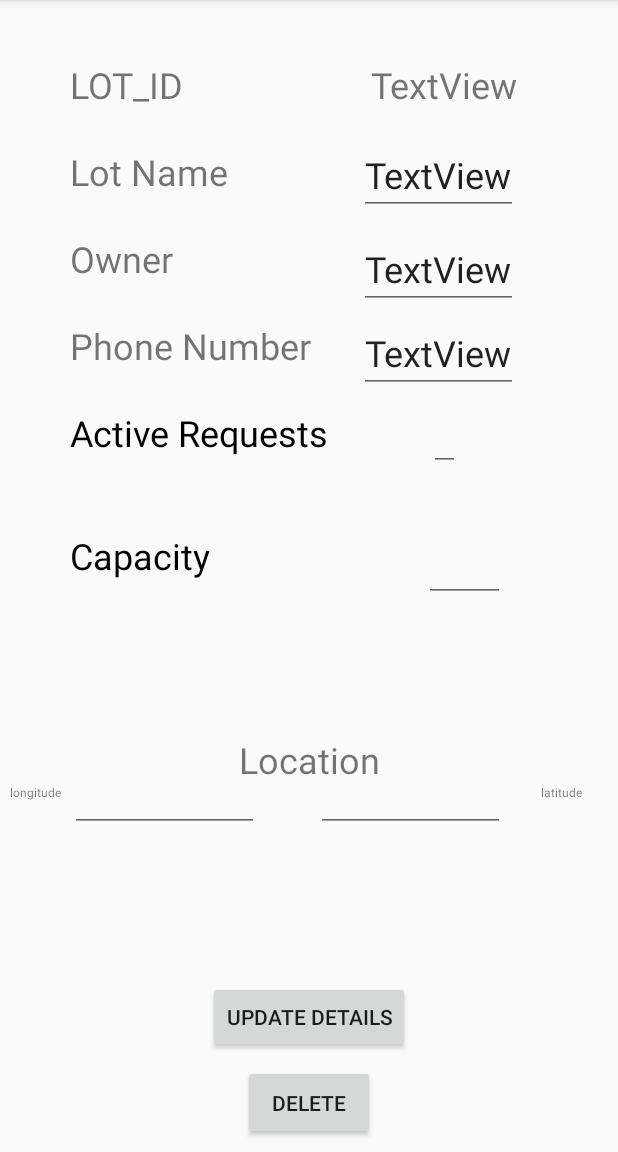
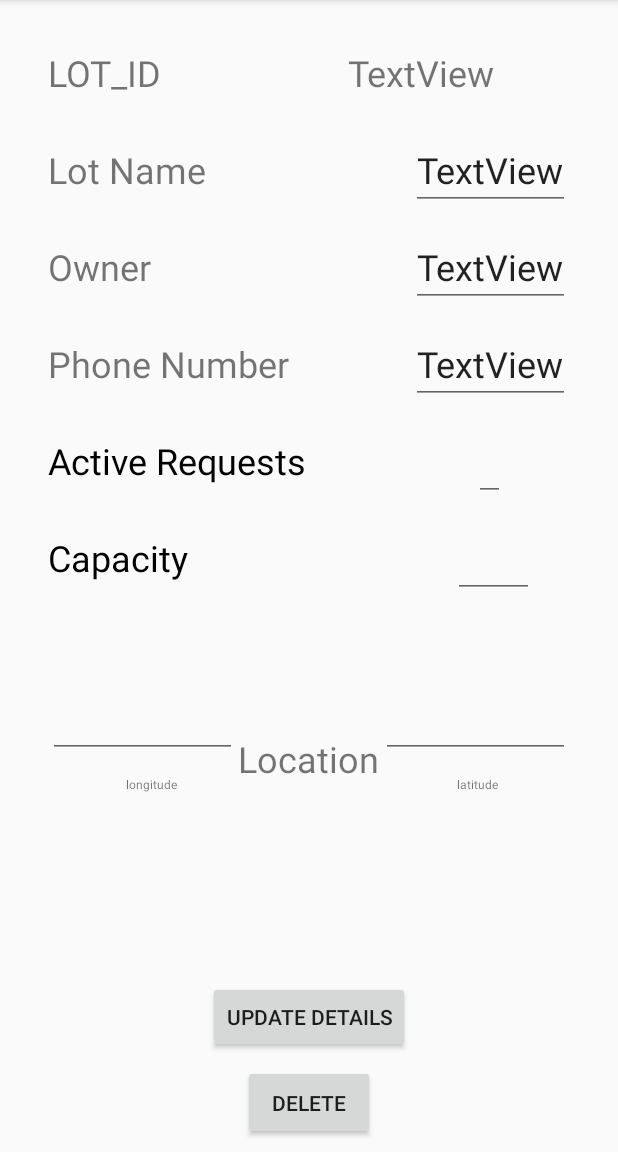
Before and after one commit to sourceparker/management, an Android app: the Per_Parking_lot_Details screen opened directly, with no data from a screen before it, on a phone screen of 412 x 824 dp, the part 84-1236 px from its top. Run offline under Robolectric (Android 15) with nearby library versions, the phone set to English and light mode, and no system bars; our stand-ins replace Firebase (no records; nobody signed in at launch, a user with empty details on screens opened directly); libraries missing offline, so code that uses them is left out: com.firebase.geofire.

Commit message:
updated per user constraints and per parking lot details

```diff
--- a/app/src/main/res/layout/activity_per__parking_lot__details.xml
+++ b/app/src/main/res/layout/activity_per__parking_lot__details.xml
@@ -4,19 +4,17 @@
     xmlns:tools="http://schemas.android.com/tools"
     android:layout_width="match_parent"
     android:layout_height="match_parent"
-    tools:context="com.example.larry.management.Per_Parking_lot_Details">
+    tools:context="com.example.larry.management.Per_Parking_lot_Details"
+    tools:layout_editor_absoluteY="81dp">
 
     <TextView
         android:id="@+id/textView"
         android:layout_width="wrap_content"
         android:layout_height="wrap_content"
-        android:layout_marginEnd="8dp"
-        android:layout_marginStart="8dp"
-        android:layout_marginTop="40dp"
+        android:layout_marginStart="32dp"
+        android:layout_marginTop="32dp"
         android:text="LOT_ID"
         android:textSize="24sp"
-        app:layout_constraintEnd_toEndOf="parent"
-        app:layout_constraintHorizontal_bias="0.121"
         app:layout_constraintStart_toStartOf="parent"
         app:layout_constraintTop_toTopOf="parent" />
 
@@ -24,129 +22,102 @@
         android:id="@+id/lot_idEditText"
         android:layout_width="wrap_content"
         android:layout_height="wrap_content"
-        android:layout_marginEnd="8dp"
-        android:layout_marginTop="40dp"
+        android:layout_marginEnd="96dp"
+        android:layout_marginStart="138dp"
         android:text="TextView"
         android:textSize="24sp"
+        app:layout_constraintBaseline_toBaselineOf="@+id/textView"
         app:layout_constraintEnd_toEndOf="parent"
-        app:layout_constraintHorizontal_bias="0.68"
-        app:layout_constraintStart_toEndOf="@+id/textView"
-        app:layout_constraintTop_toTopOf="parent" />
+        app:layout_constraintStart_toEndOf="@+id/textView" />
 
     <TextView
         android:id="@+id/textView4"
         android:layout_width="wrap_content"
         android:layout_height="wrap_content"
-        android:layout_marginEnd="8dp"
-        android:layout_marginTop="25dp"
+        android:layout_marginStart="32dp"
+        android:layout_marginTop="32dp"
         android:text="Lot Name"
         android:textSize="24sp"
-        app:layout_constraintEnd_toEndOf="@+id/textView"
-        app:layout_constraintHorizontal_bias="0.0"
-        app:layout_constraintStart_toStartOf="@+id/textView"
+        app:layout_constraintStart_toStartOf="parent"
         app:layout_constraintTop_toBottomOf="@+id/textView" />
 
     <EditText
         android:id="@+id/lotNameEditText"
         android:layout_width="wrap_content"
         android:layout_height="wrap_content"
-        android:layout_marginTop="25dp"
+        android:layout_marginEnd="32dp"
         android:focusable="false"
         android:text="TextView"
         android:textSize="24sp"
-        app:layout_constraintBottom_toBottomOf="@+id/textView4"
-        app:layout_constraintEnd_toEndOf="@+id/lot_idEditText"
-        app:layout_constraintHorizontal_bias="1.0"
-        app:layout_constraintStart_toStartOf="@+id/lot_idEditText"
-        app:layout_constraintTop_toTopOf="@+id/textView4"
-        app:layout_constraintVertical_bias="0.73" />
+        app:layout_constraintBaseline_toBaselineOf="@+id/textView4"
+        app:layout_constraintEnd_toEndOf="parent" />
 
     <TextView
         android:id="@+id/textView6"
         android:layout_width="wrap_content"
         android:layout_height="wrap_content"
-        android:layout_marginEnd="8dp"
-        android:layout_marginTop="25dp"
+        android:layout_marginStart="32dp"
+        android:layout_marginTop="32dp"
         android:text="Owner"
         android:textSize="24sp"
-        app:layout_constraintEnd_toEndOf="@+id/textView4"
-        app:layout_constraintHorizontal_bias="0.0"
-        app:layout_constraintStart_toStartOf="@+id/textView4"
+        app:layout_constraintStart_toStartOf="parent"
         app:layout_constraintTop_toBottomOf="@+id/textView4" />
 
     <EditText
         android:id="@+id/ownerEditText"
         android:layout_width="wrap_content"
         android:layout_height="wrap_content"
-        android:layout_marginStart="8dp"
-        android:layout_marginTop="25dp"
+        android:layout_marginEnd="32dp"
         android:focusable="false"
         android:text="TextView"
         android:textSize="24sp"
-        app:layout_constraintBottom_toBottomOf="@+id/textView6"
-        app:layout_constraintEnd_toEndOf="@+id/lotNameEditText"
-        app:layout_constraintHorizontal_bias="1.0"
-        app:layout_constraintStart_toStartOf="@+id/lotNameEditText"
-        app:layout_constraintTop_toTopOf="@+id/textView6"
-        app:layout_constraintVertical_bias="0.63" />
+        app:layout_constraintBaseline_toBaselineOf="@+id/textView6"
+        app:layout_constraintEnd_toEndOf="parent" />
 
     <TextView
         android:id="@+id/textView8"
         android:layout_width="wrap_content"
         android:layout_height="wrap_content"
-        android:layout_marginEnd="8dp"
-        android:layout_marginTop="25dp"
+        android:layout_marginStart="32dp"
+        android:layout_marginTop="32dp"
         android:text="Phone Number"
         android:textSize="24sp"
-        app:layout_constraintEnd_toEndOf="@+id/textView6"
-        app:layout_constraintHorizontal_bias="0.0"
-        app:layout_constraintStart_toStartOf="@+id/textView6"
+        app:layout_constraintStart_toStartOf="parent"
         app:layout_constraintTop_toBottomOf="@+id/textView6" />
 
     <EditText
         android:id="@+id/phoneNumberEditText"
         android:layout_width="wrap_content"
         android:layout_height="wrap_content"
-        android:layout_marginStart="8dp"
-        android:layout_marginTop="25dp"
+        android:layout_marginEnd="32dp"
         android:focusable="false"
         android:text="TextView"
         android:textSize="24sp"
-        app:layout_constraintBottom_toBottomOf="@+id/textView8"
-        app:layout_constraintEnd_toEndOf="@+id/ownerEditText"
-        app:layout_constraintHorizontal_bias="1.0"
-        app:layout_constraintStart_toStartOf="@+id/ownerEditText"
-        app:layout_constraintTop_toTopOf="@+id/textView8"
-        app:layout_constraintVertical_bias="0.68" />
+        app:layout_constraintBaseline_toBaselineOf="@+id/textView8"
+        app:layout_constraintEnd_toEndOf="parent" />
 
     <TextView
         android:id="@+id/text"
         android:layout_width="wrap_content"
         android:layout_height="wrap_content"
-        android:layout_marginEnd="8dp"
-        android:layout_marginTop="25dp"
+        android:layout_marginStart="32dp"
+        android:layout_marginTop="32dp"
         android:text="Active Requests"
         android:textColor="@android:color/background_dark"
         android:textSize="24sp"
-        app:layout_constraintEnd_toEndOf="@+id/textView8"
-        app:layout_constraintHorizontal_bias="0.0"
-        app:layout_constraintStart_toStartOf="@+id/textView8"
+        app:layout_constraintStart_toStartOf="parent"
         app:layout_constraintTop_toBottomOf="@+id/textView8" />
 
     <EditText
         android:id="@+id/reguestsEditText"
         android:layout_width="wrap_content"
         android:layout_height="wrap_content"
-        android:layout_marginStart="8dp"
-        android:layout_marginTop="25dp"
+        android:layout_marginEnd="75dp"
         android:focusable="false"
         android:textColor="@android:color/black"
         android:textSize="24sp"
-        app:layout_constraintBottom_toBottomOf="@+id/text"
-        app:layout_constraintEnd_toEndOf="@+id/phoneNumberEditText"
-        app:layout_constraintStart_toStartOf="@+id/phoneNumberEditText"
-        app:layout_constraintTop_toTopOf="@+id/text"
-        app:layout_constraintVertical_bias="0.81" />
+        app:layout_constraintBaseline_toBaselineOf="@+id/text"
+        app:layout_constraintEnd_toEndOf="parent" />
 
     <Button
         android:id="@+id/removeLotButton"
@@ -165,34 +136,25 @@
         android:id="@+id/textView3"
         android:layout_width="wrap_content"
         android:layout_height="wrap_content"
-        android:layout_marginBottom="8dp"
-        android:layout_marginEnd="8dp"
-        android:layout_marginTop="25dp"
+        android:layout_marginStart="32dp"
+        android:layout_marginTop="32dp"
         android:text="Capacity"
         android:textColor="@android:color/black"
         android:textSize="24sp"
-        app:layout_constraintBottom_toBottomOf="parent"
-        app:layout_constraintEnd_toEndOf="@+id/text"
-        app:layout_constraintHorizontal_bias="0.0"
-        app:layout_constraintStart_toStartOf="@+id/text"
-        app:layout_constraintTop_toBottomOf="@+id/text"
-        app:layout_constraintVertical_bias="0.060000002" />
+        app:layout_constraintStart_toStartOf="parent"
+        app:layout_constraintTop_toBottomOf="@+id/text" />
 
     <EditText
         android:id="@+id/capacityEditText"
         android:layout_width="54dp"
         android:layout_height="wrap_content"
-        android:layout_marginStart="8dp"
-        android:layout_marginTop="8dp"
+        android:layout_marginEnd="56dp"
         android:ems="10"
         android:focusable="false"
         android:inputType="none|number"
         android:textSize="24sp"
-        app:layout_constraintBottom_toBottomOf="@+id/textView3"
-        app:layout_constraintEnd_toEndOf="@+id/phoneNumberEditText"
-        app:layout_constraintHorizontal_bias="0.8"
-        app:layout_constraintStart_toStartOf="@+id/phoneNumberEditText"
-        app:layout_constraintTop_toTopOf="@+id/textView3" />
+        app:layout_constraintBaseline_toBaselineOf="@+id/textView3"
+        app:layout_constraintEnd_toEndOf="parent" />
 
     <Button
         android:id="@+id/changeDetailsButton"
@@ -201,91 +163,72 @@
         android:layout_marginBottom="8dp"
         android:layout_marginEnd="8dp"
         android:layout_marginStart="8dp"
-        android:layout_marginTop="8dp"
         android:onClick="updateDetails"
         android:text="Update Details"
         app:layout_constraintBottom_toTopOf="@+id/removeLotButton"
         app:layout_constraintEnd_toEndOf="parent"
-        app:layout_constraintStart_toStartOf="parent"
-        app:layout_constraintTop_toTopOf="parent"
-        app:layout_constraintVertical_bias="1.0" />
+        app:layout_constraintStart_toStartOf="parent" />
 
     <EditText
         android:id="@+id/longEditText"
         android:layout_width="126dp"
         android:layout_height="wrap_content"
-        android:layout_marginBottom="8dp"
-        android:layout_marginTop="8dp"
+        android:layout_marginEnd="32dp"
         android:ems="10"
         android:focusable="false"
         android:inputType="textPersonName"
         android:textSize="24sp"
-        app:layout_constraintBottom_toTopOf="@+id/changeDetailsButton"
-        app:layout_constraintEnd_toEndOf="@+id/capacityEditText"
-        app:layout_constraintTop_toBottomOf="@+id/capacityEditText" />
+        app:layout_constraintBaseline_toBaselineOf="@+id/latEditText"
+        app:layout_constraintEnd_toEndOf="parent" />
 
     <EditText
         android:id="@+id/latEditText"
         android:layout_width="126dp"
         android:layout_height="wrap_content"
-        android:layout_marginBottom="8dp"
-        android:layout_marginEnd="8dp"
-        android:layout_marginTop="8dp"
+        android:layout_marginStart="32dp"
+        android:layout_marginTop="64dp"
         android:ems="10"
         android:focusable="false"
         android:inputType="textPersonName"
         android:textSize="24sp"
-        app:layout_constraintBottom_toBottomOf="@+id/longEditText"
-        app:layout_constraintEnd_toStartOf="@+id/longEditText"
-        app:layout_constraintHorizontal_bias="0.0"
-        app:layout_constraintStart_toStartOf="@+id/textView3"
-        app:layout_constraintTop_toTopOf="@+id/longEditText" />
+        app:layout_constraintStart_toStartOf="parent"
+        app:layout_constraintTop_toBottomOf="@+id/textView3" />
 
     <TextView
         android:id="@+id/textView5"
         android:layout_width="wrap_content"
         android:layout_height="wrap_content"
-        android:layout_marginBottom="8dp"
-        android:layout_marginEnd="8dp"
-        android:layout_marginStart="8dp"
-        android:layout_marginTop="8dp"
+        android:layout_marginStart="52dp"
+        android:layout_marginTop="12dp"
         android:text="longitude"
         android:textSize="8sp"
-        app:layout_constraintBottom_toBottomOf="@+id/latEditText"
-        app:layout_constraintEnd_toStartOf="@+id/latEditText"
-        app:layout_constraintStart_toStartOf="parent"
-        app:layout_constraintTop_toTopOf="@+id/latEditText" />
+        app:layout_constraintStart_toStartOf="@+id/latEditText"
+        app:layout_constraintTop_toBottomOf="@+id/latEditText" />
 
     <TextView
         android:id="@+id/textView7"
         android:layout_width="wrap_content"
         android:layout_height="wrap_content"
-        android:layout_marginBottom="8dp"
-        android:layout_marginEnd="8dp"
-        android:layout_marginStart="8dp"
-        android:layout_marginTop="8dp"
 
+        android:layout_marginEnd="48dp"
+        android:layout_marginTop="12dp"
         android:text="latitude"
         android:textSize="8sp"
-        app:layout_constraintBottom_toBottomOf="@+id/longEditText"
-        app:layout_constraintEnd_toEndOf="parent"
-        app:layout_constraintStart_toEndOf="@+id/longEditText"
-        app:layout_constraintTop_toTopOf="@+id/longEditText" />
+        app:layout_constraintEnd_toEndOf="@+id/longEditText"
+        app:layout_constraintTop_toBottomOf="@+id/longEditText" />
 
     <TextView
         android:id="@+id/textView9"
         android:layout_width="wrap_content"
         android:layout_height="wrap_content"
-        android:layout_marginBottom="8dp"
+        android:layout_marginBottom="132dp"
         android:layout_marginEnd="8dp"
-        android:layout_marginStart="8dp"
-        android:layout_marginTop="8dp"
+        android:layout_marginStart="156dp"
         android:text="Location"
         android:textSize="24sp"
-        app:layout_constraintBottom_toBottomOf="parent"
+        app:layout_constraintBottom_toTopOf="@+id/changeDetailsButton"
         app:layout_constraintEnd_toEndOf="parent"
-        app:layout_constraintStart_toStartOf="parent"
-        app:layout_constraintTop_toTopOf="parent"
-        app:layout_constraintVertical_bias="0.66999996" />
+        app:layout_constraintHorizontal_bias="0.019"
+        app:layout_constraintStart_toStartOf="parent" />
 
 </android.support.constraint.ConstraintLayout>
```
Also changed, not shown: app/src/main/res/layout/activity_per_user__action__details.xml (+44 -70 lines).
